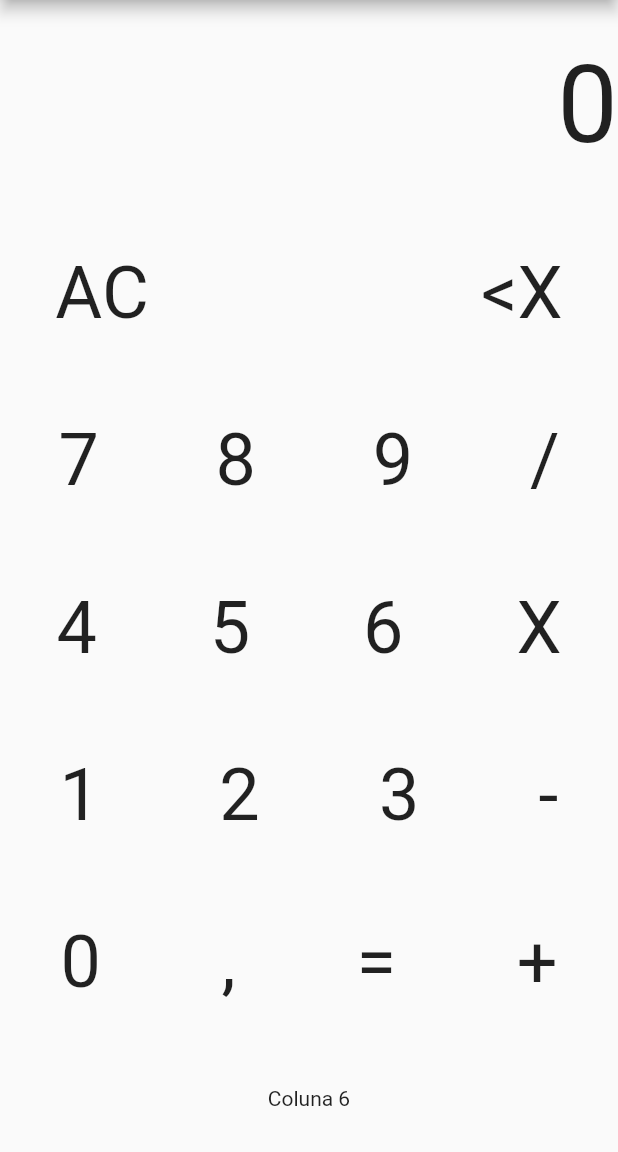
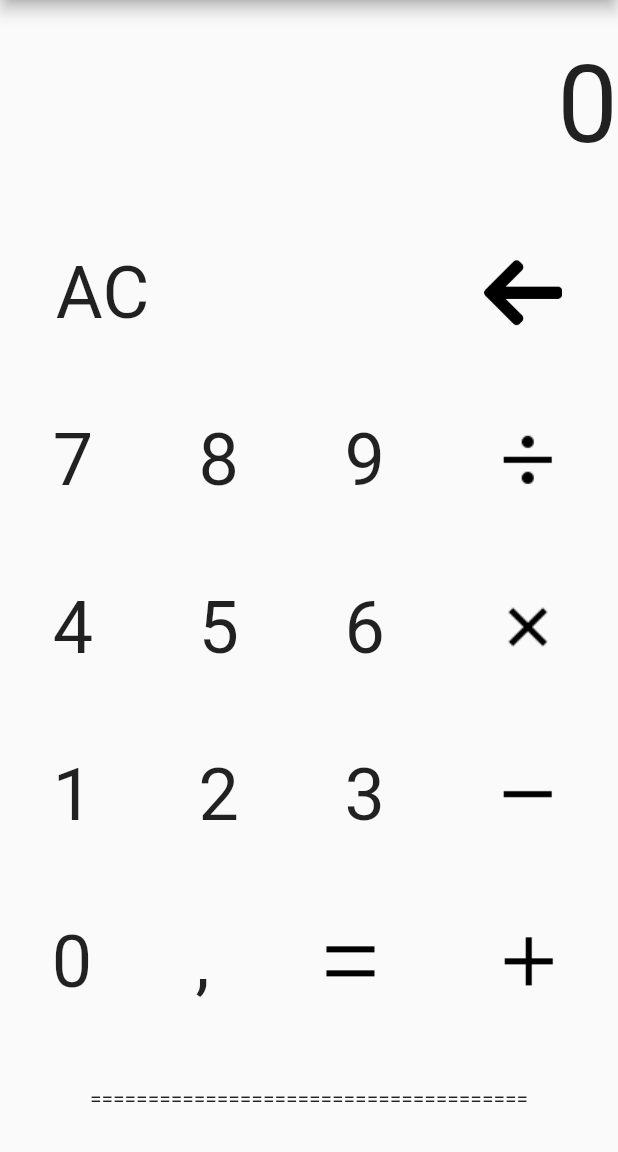
Before and after one commit to brenobss/calculator-flutter, a Flutter app: the screen it shows after launch, on a phone screen of 412 x 824 dp, the part 84-1236 px from its top. Run offline on Flutter 3.47's test engine with Material 2 defaults, Android fonts, the phone set to English and light mode, and no system bars.

Commit message:
visual adjustmens and implement backspace

```diff
--- a/lib/main.dart
+++ b/lib/main.dart
@@ -97,6 +97,13 @@ class _MyAppState extends State<MyApp> {
           numero = '0';
         });
         break;
+      case '<X':
+        setState(() {
+          if (numero.isNotEmpty) {
+            numero = numero.substring(0, numero.length - 1);
+          }
+        });
+        break;
       default:
         setState(() {
           numero += tecla;
@@ -131,7 +138,10 @@ class _MyAppState extends State<MyApp> {
                 Text(''),
                 GestureDetector(
                     onTap: () => calcular('<X'),
-                    child: Text('<X', style: TextStyle(fontSize: 48))),
+                    child: Image.asset(
+                      'assets/images/arrow_left.png',
+                      width: 52,
+                    )),
               ],
             ),
             Row(
@@ -148,7 +158,7 @@ class _MyAppState extends State<MyApp> {
                     child: Text('9', style: TextStyle(fontSize: 48))),
                 GestureDetector(
                     onTap: () => calcular('/'),
-                    child: Text('/', style: TextStyle(fontSize: 48))),
+                    child: Image.asset('assets/images/divisao.png')),
               ],
             ),
             Row(
@@ -165,7 +175,9 @@ class _MyAppState extends State<MyApp> {
                     child: Text('6', style: TextStyle(fontSize: 48))),
                 GestureDetector(
                     onTap: () => calcular('X'),
-                    child: Text('X', style: TextStyle(fontSize: 48))),
+                    child: Image.asset(
+                      'assets/images/multi.png',
+                    )),
               ],
             ),
             Row(
@@ -182,7 +194,9 @@ class _MyAppState extends State<MyApp> {
                     child: Text('3', style: TextStyle(fontSize: 48))),
                 GestureDetector(
                     onTap: () => calcular('-'),
-                    child: Text('-', style: TextStyle(fontSize: 48))),
+                    child: Image.asset(
+                      'assets/images/menos.png',
+                    )),
               ],
             ),
             Row(
@@ -196,13 +210,17 @@ class _MyAppState extends State<MyApp> {
                     child: Text(',', style: TextStyle(fontSize: 48))),
                 GestureDetector(
                     onTap: () => calcular('='),
-                    child: Text('=', style: TextStyle(fontSize: 48))),
+                    child: Image.asset(
+                      'assets/images/igual.png',
+                    )),
                 GestureDetector(
                     onTap: () => calcular('+'),
-                    child: Text('+', style: TextStyle(fontSize: 48))),
+                    child: Image.asset(
+                      'assets/images/adicao.png',
+                    )),
               ],
             ),
-            Text('Coluna 6'),
+            Text('======================================'),
           ],
         ),
       ),
--- a/pubspec.yaml
+++ b/pubspec.yaml
@@ -63,6 +63,8 @@ flutter:
   # assets:
   #   - images/a_dot_burr.jpeg
   #   - images/a_dot_ham.jpeg
+  assets:
+    - assets/images/
 
   # An image asset can refer to one or more resolution-specific "variants", see
   # https://flutter.dev/assets-and-images/#resolution-aware
```
Also changed, not shown: assets/images/adicao.png (added), assets/images/apagar.png (added), assets/images/arrow_left.png (added), assets/images/divisao.png (added), assets/images/igual.png (added), assets/images/menos.png (added), assets/images/multi.png (added).
